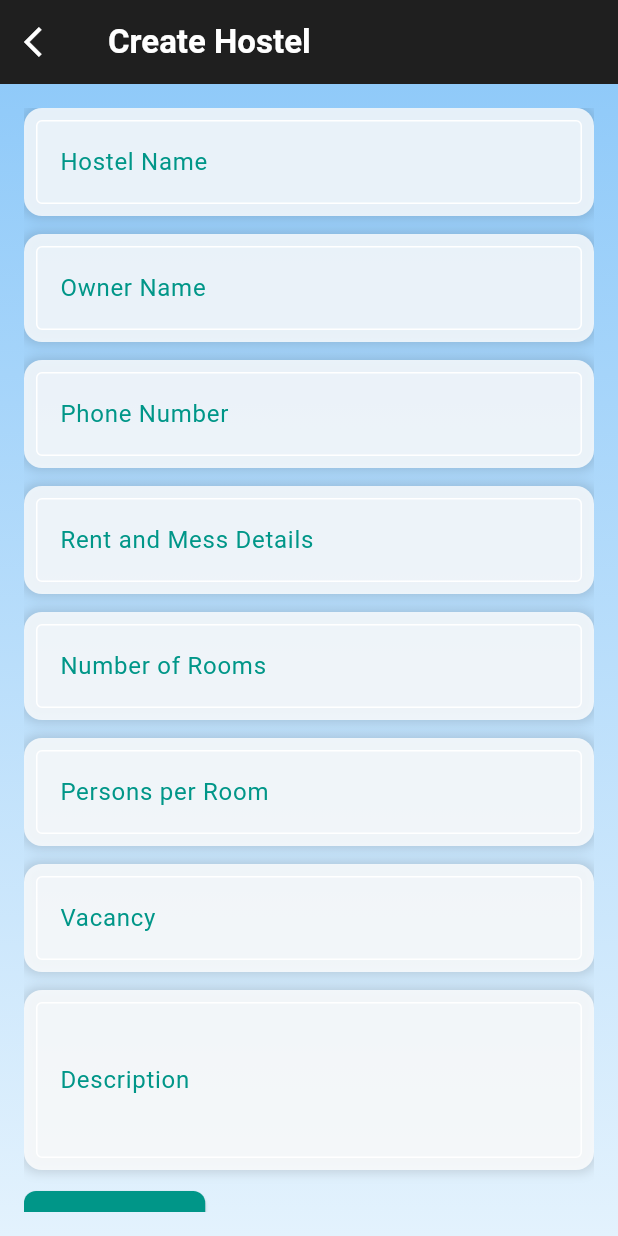
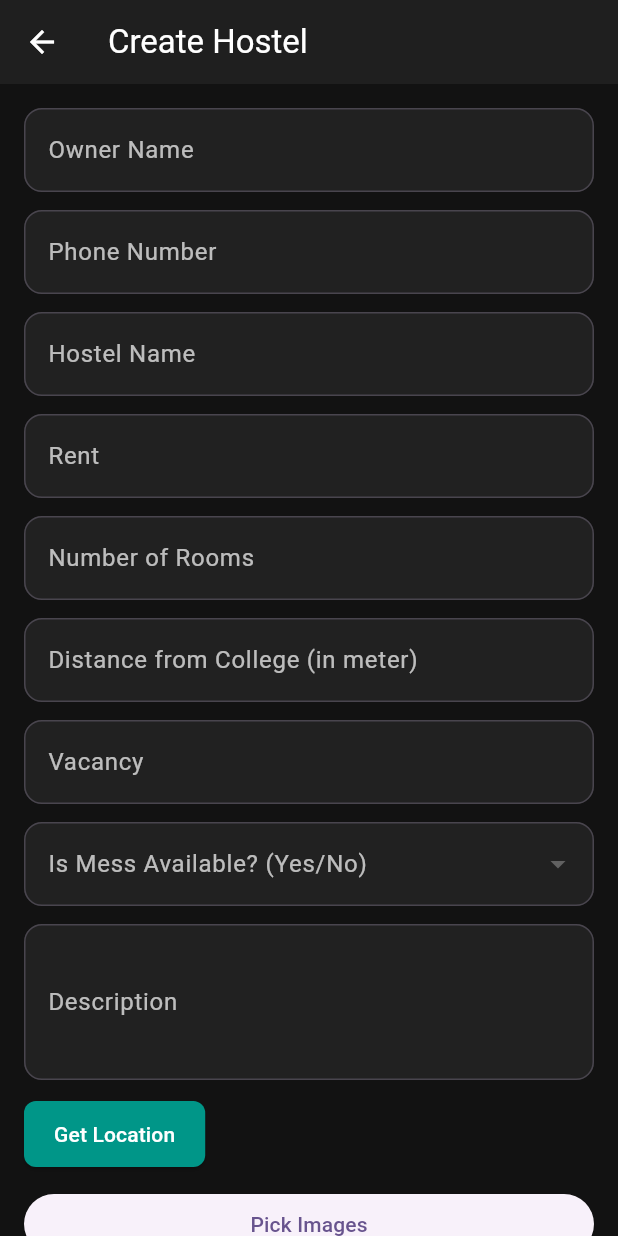
Before and after one commit to Ashwin04912/gec_stay, a Flutter app: the CreateHostelScreen screen opened directly, on a phone screen of 412 x 824 dp. Run offline on Flutter 3.47's test engine with Material 3 defaults, Android fonts, the phone set to English and light mode, and no system bars; our stand-ins replace bloc, cloud_firestore, dartz, firebase_auth, firebase_core, flutter_bloc and 8 more; missing offline and left inert: imagekit_io; accounts and stored records are empty.

Commit message:
8th image adding ui added

```diff
--- a/lib/presentation/hostel_process/create_hostel_screen.dart
+++ b/lib/presentation/hostel_process/create_hostel_screen.dart
@@ -1,6 +1,11 @@
+import 'dart:io';
+
 import 'package:cloud_firestore/cloud_firestore.dart';
 import 'package:flutter/material.dart';
 import 'package:flutter_bloc/flutter_bloc.dart';
+import 'package:image_picker/image_picker.dart';
+import 'package:imagekit_io/imagekit_io.dart';
+import 'package:geolocator/geolocator.dart';
 import 'package:gecw_lakx/application/hostel_process/create_hostel/create_hostel_bloc.dart';
 import 'package:gecw_lakx/presentation/bottom_navigation/bottom_navigation_owner.dart';
 
@@ -13,37 +18,45 @@ class CreateHostelScreen extends StatefulWidget {
 
 class _CreateHostelScreenState extends State<CreateHostelScreen> {
   final _formKey = GlobalKey<FormState>();
-  FirebaseFirestore db = FirebaseFirestore.instance;
+
+  // Firestore instance
+  final FirebaseFirestore db = FirebaseFirestore.instance;
 
   // Text controllers
-  TextEditingController hostelNameController = TextEditingController();
-  TextEditingController ownerNameController = TextEditingController();
-  TextEditingController phoneNumberController = TextEditingController();
-  TextEditingController locationController = TextEditingController();
-  TextEditingController rentController = TextEditingController();
-  TextEditingController roomsController = TextEditingController();
-  TextEditingController personsPerRoomController = TextEditingController();
-  TextEditingController vacancyController = TextEditingController();
-  TextEditingController descriptionController = TextEditingController();
+  final TextEditingController ownerNameController = TextEditingController();
+  final TextEditingController phoneNumberController = TextEditingController();
+  final TextEditingController hostelNameController = TextEditingController();
+  final TextEditingController rentController = TextEditingController();
+  final TextEditingController roomsController = TextEditingController();
+  final TextEditingController vacancyController = TextEditingController();
+  final TextEditingController descriptionController = TextEditingController();
+  final TextEditingController messAvailableController = TextEditingController();
+  final TextEditingController locationController = TextEditingController();
+  final TextEditingController distanceController = TextEditingController();
+
+  // Image picker
+  final ImagePicker _picker = ImagePicker();
+  List<XFile>? _imageFiles = [];
 
   @override
   Widget build(BuildContext context) {
     return BlocConsumer<CreateHostelBloc, CreateHostelState>(
       listener: (context, state) {
         state.submitFailureOrSuccessOption.fold(() {}, (some) {
-          some.fold((f) {
-            final message = f.maybeWhen(
-              serverError: () => "Some Error Occured, Try Again later",
+          some.fold((failure) {
+            final message = failure.maybeWhen(
+              serverError: () => "Server Error, Please try again later",
               serviceUnavailable: () => "Service Unavailable",
-              orElse: () => "Some Error Occured",
+              orElse: () => "An unexpected error occurred",
             );
-            ScaffoldMessenger.of(context)
-                .showSnackBar(SnackBar(content: Text(message)));
-          }, (s) {
-            debugPrint("login success");
-
+            ScaffoldMessenger.of(context).showSnackBar(
+              SnackBar(content: Text(message)),
+            );
+          }, (success) {
             Navigator.of(context).pushAndRemoveUntil(
-              MaterialPageRoute(builder: (ctx) => BottomNavigationBarOwnerWidget()),
+              MaterialPageRoute(
+                builder: (ctx) => BottomNavigationBarOwnerWidget(),
+              ),
               (route) => false,
             );
           });
@@ -52,86 +65,46 @@ class _CreateHostelScreenState extends State<CreateHostelScreen> {
       builder: (context, state) {
         return Scaffold(
           appBar: AppBar(
-            leading: IconButton(
-                onPressed: () {
-                  Navigator.of(context).pop();
-                },
-                icon: Icon(
-                  Icons.arrow_back_ios,
-                  color: Colors.white,
-                )),
-            title: Text('Create Hostel'),
-            // centerTitle: true,
-            backgroundColor: Color(0xFF1F1F1F),
-            elevation: 0,
-            titleTextStyle: TextStyle(
-              color: Colors.white,
-              fontSize: 22,
-              fontWeight: FontWeight.bold,
+            automaticallyImplyLeading:true,
+            foregroundColor: Colors.white,
+            title: const Text('Create Hostel'),
+            backgroundColor: const Color(0xFF1F1F1F),
           ),
-          ),
-          body: Container(
-            decoration: BoxDecoration(
-              gradient: LinearGradient(
-                begin: Alignment.topCenter,
-                end: Alignment.bottomCenter,
-                colors: [Colors.blue.shade200, Colors.blue.shade50],
-              ),
-            ),
+          body: SingleChildScrollView(
             child: Padding(
               padding: const EdgeInsets.all(16.0),
-              child: SingleChildScrollView(
               child: Form(
                 key: _formKey,
                 child: Column(
                   crossAxisAlignment: CrossAxisAlignment.stretch,
                   children: [
-                      // Remove the Card and directly create a container for each section
-                      buildTextField(
-                        controller: hostelNameController,
-                        label: 'Hostel Name',
+                    _buildTextField(ownerNameController, 'Owner Name'),
+                    const SizedBox(height: 12),
+                    _buildTextField(phoneNumberController, 'Phone Number',
+                        inputType: TextInputType.phone),
+                    const SizedBox(height: 12),
+                    _buildTextField(hostelNameController, 'Hostel Name'),
+                    const SizedBox(height: 12),
+                    _buildTextField(rentController, 'Rent',inputType: TextInputType.number),
+                    const SizedBox(height: 12),
+                    _buildTextField(roomsController, 'Number of Rooms',
+                        inputType: TextInputType.number),
+                    const SizedBox(height: 12),
+                    _buildTextField(distanceController, 'Distance from College (in meter)',
+                        inputType: TextInputType.number),
+                    const SizedBox(height: 12),
+                    _buildTextField(vacancyController, 'Vacancy',
+                        inputType: TextInputType.number),
+                    const SizedBox(height: 12),
+                    _buildDropdown(
+                      messAvailableController,
+                      'Is Mess Available? (Yes/No)',
+                      ['Yes', 'No'],
                     ),
-                      SizedBox(height: 12),
-                      buildTextField(
-                        controller: ownerNameController,
-                        label: 'Owner Name',
-                      ),
-                      SizedBox(height: 12),
-                      buildTextField(
-                        controller: phoneNumberController,
-                        label: 'Phone Number',
-                        inputType: TextInputType.phone,
-                      ),
-                      SizedBox(height: 12),
-                      buildTextField(
-                        controller: rentController,
-                        label: 'Rent and Mess Details',
-                      ),
-                      SizedBox(height: 12),
-                      buildTextField(
-                        controller: roomsController,
-                        label: 'Number of Rooms',
-                        inputType: TextInputType.number,
-                      ),
-                      SizedBox(height: 12),
-                      buildTextField(
-                        controller: personsPerRoomController,
-                        label: 'Persons per Room',
-                        inputType: TextInputType.number,
-                      ),
-                      SizedBox(height: 12),
-                      buildTextField(
-                        controller: vacancyController,
-                        label: 'Vacancy',
-                        inputType: TextInputType.number,
-                      ),
-                      SizedBox(height: 12),
-                      buildTextField(
-                        controller: descriptionController,
-                        label: 'Description',
-                        maxLines: 3,
-                      ),
-                      SizedBox(height: 12),
+                    const SizedBox(height: 12),
+                    _buildTextField(descriptionController, 'Description',
+                        maxLines: 3),
+                    const SizedBox(height: 12),
                     Row(
                       mainAxisAlignment: MainAxisAlignment.spaceBetween,
                       children: [
@@ -144,10 +117,8 @@ class _CreateHostelScreenState extends State<CreateHostelScreen> {
                               borderRadius: BorderRadius.circular(8),
                             ),
                           ),
-                            onPressed: () => context
-                                .read<CreateHostelBloc>()
-                                .add(CreateHostelEvent
-                                    .findLocationButtonPressed()),
+                          onPressed: () => context.read<CreateHostelBloc>().add(
+                              CreateHostelEvent.findLocationButtonPressed()),
                           child: Text(
                             'Get Location',
                             style: TextStyle(color: Colors.white),
@@ -164,17 +135,63 @@ class _CreateHostelScreenState extends State<CreateHostelScreen> {
                           ),
                       ],
                     ),
-                      SizedBox(height: 20),
-                      state.isSubmitting
-                          ? Center(
-                              child: SizedBox(
-                                  height: 20,
-                                  width: 20,
-                                  child: CircularProgressIndicator()),
-                            )
-                          : ElevatedButton(
-                              onPressed: () {
+                    const SizedBox(height: 12),
+                    ElevatedButton(
+                      onPressed: () async {
+                        final pickedImages = await _picker.pickMultiImage();
+                        setState(() {
+                          _imageFiles = pickedImages ?? [];
+                        });
+                      },
+                      child: const Text('Pick Images'),
+                    ),
+                    const SizedBox(height: 12),
+                    _imageFiles!.isEmpty
+                        ? const Text('No images selected',
+                            style: TextStyle(color: Colors.white70))
+                        : GridView.builder(
+                            shrinkWrap: true,
+                            physics: const NeverScrollableScrollPhysics(),
+                            gridDelegate:
+                                const SliverGridDelegateWithFixedCrossAxisCount(
+                              crossAxisCount: 3,
+                              crossAxisSpacing: 8,
+                              mainAxisSpacing: 8,
+                            ),
+                            itemCount: _imageFiles!.length,
+                            itemBuilder: (context, index) {
+                              return Image.file(
+                                File(_imageFiles![index].path),
+                                fit: BoxFit.cover,
+                              );
+                            },
+                          ),
+                    const SizedBox(height: 20),
+                    ElevatedButton(
+                      onPressed: () async {
                         if (_formKey.currentState!.validate()) {
+                          // Image upload logic
+                          List<String> imageUrls = [];
+                          if (_imageFiles != null && _imageFiles!.isNotEmpty) {
+                            for (var file in _imageFiles!) {
+                              try {
+                                final imageKitResponse = await ImageKit.io(
+                                  File(file.path) as List<int>,
+                                  privateKey:
+                                      "private_esKt2hGQTPqCHER2j06jgmmFdWQ=", // Replace with your private key
+                                  fileName: file.name,
+                                  onUploadProgress: (double progressValue) {},
+                                );
+                                if (imageKitResponse.url != null) {
+                                  imageUrls.add(imageKitResponse.url!);
+                                }
+                              } catch (e) {
+                                print("Error uploading image: $e");
+                              }
+                            }
+                          }
+
+                          // Dispatching the event to the Bloc
                           context.read<CreateHostelBloc>().add(
                                 CreateHostelEvent.submitButtonPressed(
                                   hostelName: hostelNameController.text,
@@ -182,26 +199,20 @@ class _CreateHostelScreenState extends State<CreateHostelScreen> {
                                   phoneNumber: phoneNumberController.text,
                                   rent: rentController.text,
                                   rooms: roomsController.text,
-                                        location: state.location,
-                                        personsPerRoom:
-                                            personsPerRoomController.text,
                                   vacancy: vacancyController.text,
                                   description: descriptionController.text,
-                                      ));
+                                  location: state.location,
+                                  personsPerRoom: '',
+                                ),
+                              );
                         }
                       },
                       style: ElevatedButton.styleFrom(
                         backgroundColor: Colors.teal,
-                                padding: EdgeInsets.symmetric(vertical: 14),
-                                shape: RoundedRectangleBorder(
-                                  borderRadius: BorderRadius.circular(10),
+                        padding: const EdgeInsets.symmetric(
+                            vertical: 14, horizontal: 24),
                       ),
-                              ).copyWith(
-                                minimumSize: WidgetStateProperty.all(Size(
-                                    double.infinity,
-                                    50)), // Full width and height
-                              ),
-                              child: Text(
+                      child: const Text(
                         'Submit',
                         style: TextStyle(
                           color: Colors.white,
@@ -209,62 +220,85 @@ class _CreateHostelScreenState extends State<CreateHostelScreen> {
                           fontWeight: FontWeight.bold,
                         ),
                       ),
-                            )
+                    ),
                   ],
                 ),
               ),
             ),
           ),
-          ),
+          backgroundColor: const Color(0xFF121212),
         );
       },
     );
   }
 
-  Widget buildTextField({
-    required TextEditingController controller,
-    required String label,
+  Widget _buildTextField(
+    TextEditingController controller,
+    String label, {
     TextInputType inputType = TextInputType.text,
     int maxLines = 1,
   }) {
-    return Container(
-      padding: EdgeInsets.all(8),
-      decoration: BoxDecoration(
-        color: Colors.white.withOpacity(0.8),
-        borderRadius: BorderRadius.circular(12),
-        boxShadow: [
-          BoxShadow(
-            color: Colors.black12,
-            spreadRadius: 2,
-            blurRadius: 5,
-          ),
-        ],
-      ),
-      child: TextFormField(
+    return TextFormField(
       controller: controller,
+      keyboardType: inputType,
+      maxLines: maxLines,
       decoration: InputDecoration(
         labelText: label,
-          labelStyle: TextStyle(color: Colors.teal),
-          focusedBorder: OutlineInputBorder(
-            borderSide: BorderSide(color: Colors.teal),
+        labelStyle: const TextStyle(color: Colors.white70),
+        filled: true,
+        fillColor: Colors.grey[900],
+        border: OutlineInputBorder(
+          borderRadius: BorderRadius.circular(12),
         ),
-          enabledBorder: OutlineInputBorder(
-            borderSide: BorderSide(color: Colors.white),
       ),
-          border: OutlineInputBorder(),
-          filled: true,
-          fillColor: Colors.white.withOpacity(0.1),
-        ),
-        keyboardType: inputType,
-        maxLines: maxLines,
-        style: TextStyle(color: Colors.black),
+      style: const TextStyle(color: Colors.white),
       validator: (value) {
         if (value == null || value.isEmpty) {
           return 'Please enter $label';
         }
+        if (label == "Phone Number" && value.length < 10) {
+          return 'Please enter a valid phone number';
+        }
         return null;
       },
+    );
+  }
+
+  Widget _buildDropdown(
+    TextEditingController controller,
+    String label,
+    List<String> options,
+  ) {
+    return DropdownButtonFormField<String>(
+      value: controller.text.isEmpty ? null : controller.text,
+      decoration: InputDecoration(
+        labelText: label,
+        labelStyle: const TextStyle(color: Colors.white70),
+        filled: true,
+        fillColor: Colors.grey[900],
+        border: OutlineInputBorder(
+          borderRadius: BorderRadius.circular(12),
         ),
+      ),
+      dropdownColor: Colors.grey[850],
+      items: options
+          .map((option) => DropdownMenuItem(
+                value: option,
+                child: Text(option),
+              ))
+          .toList(),
+      onChanged: (value) {
+        setState(() {
+          controller.text = value ?? '';
+        });
+      },
+      style: const TextStyle(color: Colors.white),
+      validator: (value) {
+        if (value == null || value.isEmpty) {
+          return 'Please select $label';
+        }
+        return null;
+      },
     );
   }
 }
--- a/pubspec.yaml
+++ b/pubspec.yaml
@@ -49,6 +49,7 @@ dependencies:
   shared_preferences: ^2.3.5
   flutter_rating_bar: ^4.0.1
   uuid: ^4.5.1
+  imagekit_io: ^0.0.3
 
 dev_dependencies:
   flutter_test:
```
Also changed, not shown: lib/presentation/auth/sign_in_screen.dart (+51 -32 lines), lib/presentation/auth/sign_up_screen.dart (+19 -33 lines), lib/presentation/hostel_details/all_reviews_screen.dart (added, +95 -0 lines), lib/presentation/hostel_details/hostel_details_owner_app_screen.dart (+65 -4 lines), lib/presentation/owner_home/owner_home_screen.dart (+10 -8 lines), lib/presentation/splash_screen/splash_screen.dart (+7 -10 lines), pubspec.lock. Lines whose indentation alone changed are shown as unchanged.
